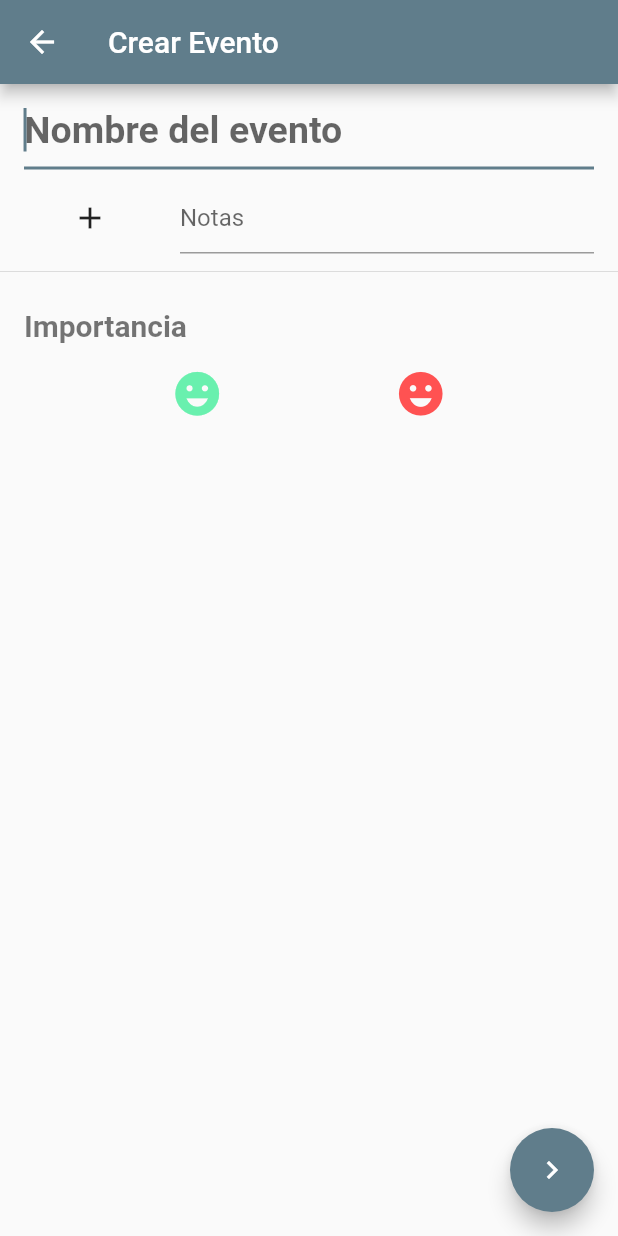
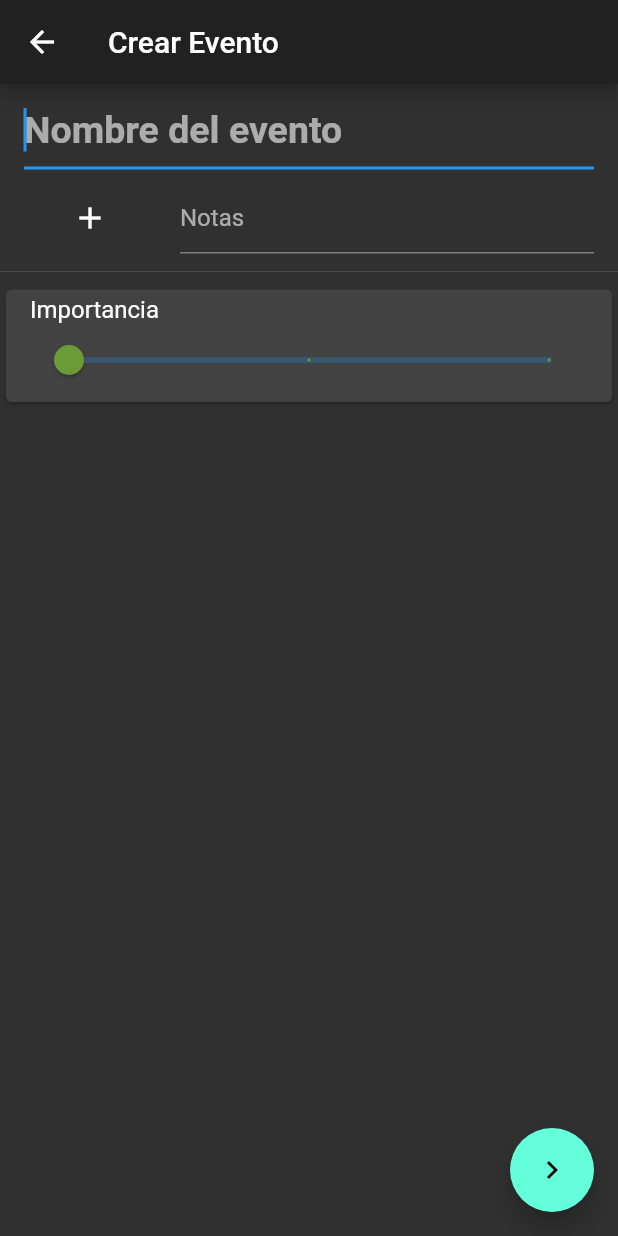
Before and after one commit to LucasNahuelGarcia/scheduler, a Flutter app: the screen it shows after launch, after a tap on the "add" icon, on a phone screen of 412 x 824 dp. Run offline on Flutter 3.47's test engine with Material 2 defaults, Android fonts, the phone set to English and light mode, and no system bars.

Commit message:
Cambie la apariencia Aplique el modelo provider a StorageManager y temaEventos con un Multiprovider

```diff
--- a/lib/src/app.dart
+++ b/lib/src/app.dart
@@ -1,14 +1,25 @@
 import 'package:flutter/material.dart';
+import 'package:provider/provider.dart';
+import 'package:scheduler/src/io/TemaEventos/TemaEventos.dart';
 import 'package:scheduler/src/io/vistas/ListaEventos.dart';
 import 'package:scheduler/src/io/vistas/CrearEvento.dart';
+import 'package:scheduler/src/storage/storage.dart';
 
 class MyApp extends StatelessWidget {
   @override
   Widget build(BuildContext context) {
-    return MaterialApp(
+    return MultiProvider(
+      providers: [
+        ChangeNotifierProvider<StorageManager>(
+          create: (context) => StorageManager(),
+        ),
+        Provider(
+          create: (context) => TemaEventos(),
+        ),
+      ],
+      child: MaterialApp(
         theme: ThemeData(
-        brightness: Brightness.light,
-        primarySwatch: Colors.blueGrey,
+          brightness: Brightness.dark,
         ),
         title: 'Scheduler',
         home: ListaEventos(),
@@ -16,6 +27,7 @@ class MyApp extends StatelessWidget {
           "ListaEventos": (BuildContext context) => ListaEventos(),
           "CrearEvento": (BuildContext context) => CrearEvento(),
         },
+      ),
     );
   }
 }
--- /dev/null
+++ b/lib/src/io/TemaEventos/TemaEventos.dart
@@ -0,0 +1,9 @@
+import 'package:flutter/material.dart';
+
+class TemaEventos {
+  final List<Color> colores = [
+    Color(0xff6b9b37),
+    Color(0xffc9bc1f),
+    Color(0xffb61827),
+  ];
+}
--- a/lib/src/io/vistas/CrearEvento.dart
+++ b/lib/src/io/vistas/CrearEvento.dart
@@ -1,17 +1,15 @@
 import 'package:flutter/material.dart';
+import 'package:provider/provider.dart';
+import 'package:scheduler/src/io/TemaEventos/TemaEventos.dart';
 import 'package:scheduler/src/io/vistas/FechaEvento.dart';
 import 'package:scheduler/src/storage/Evento/Evento.dart';
 import 'package:scheduler/src/storage/storage.dart';
 
 class CrearEvento extends StatelessWidget {
   final _globalKey = new GlobalKey<FormState>();
-  final _evento = new Evento();
+  final _evento = new Evento(titulo: "", eventBehaviour: null, importancia: 0);
 
-  @override
-  Widget build(BuildContext context) {
-    FocusNode focusNode = FocusNode();
-
-    void submitForm() {
+  void submitForm(BuildContext context) {
     if (_globalKey.currentState.validate()) {
       _globalKey.currentState.save();
       Navigator.of(context)
@@ -23,7 +21,8 @@ class CrearEvento extends StatelessWidget {
           .then(
         (value) {
           if (value != null) {
-              StorageManager.instancia.addEvento(_evento);
+            Provider.of<StorageManager>(context, listen: false)
+                .addEvento(_evento);
             Navigator.of(context).pop();
           }
         },
@@ -31,9 +30,13 @@ class CrearEvento extends StatelessWidget {
     }
   }
 
+  @override
+  Widget build(BuildContext context) {
+    FocusNode focusNode = FocusNode();
+
     return Scaffold(
       floatingActionButton: FloatingActionButton(
-        onPressed: () => submitForm(),
+        onPressed: () => submitForm(context),
         child: Icon(Icons.navigate_next),
       ),
       appBar: AppBar(
@@ -72,20 +75,16 @@ class CrearEvento extends StatelessWidget {
               ),
             ),
             Divider(),
-            ListTile(
+            Card(
+              child: ListTile(
                 title: Text(
                   "Importancia",
-                style: TextStyle(
-                  fontWeight: FontWeight.bold,
-                  fontSize: 20,
-                  color: Colors.black54,
+                ),
+                subtitle: SelectorImportanciaEvento(
+                  colores: Provider.of<TemaEventos>(context).colores,
+                  onChanged: (val) => _evento.importancia = val,
                 ),
               ),
-            ),
-            SelectorImportanciaEvento(
-              cantiadElementos: 2,
-              colorCalmado: Colors.greenAccent,
-              colorUrgente: Colors.redAccent,
             ),
           ],
         ),
@@ -94,40 +93,49 @@ class CrearEvento extends StatelessWidget {
   }
 }
 
-class SelectorImportanciaEvento extends StatelessWidget {
-  final int cantiadElementos;
-  final Color colorCalmado;
-  final Color colorUrgente;
-  SelectorImportanciaEvento(
-      {this.cantiadElementos, this.colorCalmado, this.colorUrgente});
+class SelectorImportanciaEvento extends StatefulWidget {
+  final List<Color> colores;
+  final Function(int val) onChanged;
 
-  List<Widget> _crearElementos() {
-    List<Widget> elementos = List<Widget>();
-
-    for (int i = 0; i < cantiadElementos; i++) {
-      elementos.add(
-        Icon(
-          Icons.emoji_emotions,
-          size: 35,
-          color: Color.lerp(
-            colorCalmado,
-            colorUrgente,
-            i / (cantiadElementos - 1),
-          ),
-        ),
-      );
-
-      print(cantiadElementos / (i + 1));
-    }
-
-    return elementos;
-  }
+  SelectorImportanciaEvento({
+    @required this.colores,
+    @required this.onChanged,
+  });
 
   @override
-  Widget build(BuildContext context) {
-    return Row(
-      mainAxisAlignment: MainAxisAlignment.spaceEvenly,
-      children: _crearElementos(),
+  State<StatefulWidget> createState() {
+    return StateSelectorImportanciaEvento(
+      colores: colores,
+      onChanged: onChanged,
     );
   }
 }
+
+class StateSelectorImportanciaEvento extends State<SelectorImportanciaEvento> {
+  final List<Color> colores;
+  final Function(int val) onChanged;
+
+  StateSelectorImportanciaEvento({
+    @required this.colores,
+    @required this.onChanged,
+  });
+
+  double _value = 0;
+  @override
+  Widget build(BuildContext context) {
+    return Slider(
+      label: "Importancia",
+      activeColor: colores[_value.toInt()],
+      value: _value.toDouble(),
+      divisions: colores.length - 1,
+      onChanged: (v) {
+        setState(() {
+          _value = v;
+        });
+        onChanged(v.toInt());
+      },
+      min: 0,
+      max: colores.length.toDouble() - 1,
+    );
+  }
+}
--- a/lib/src/io/vistas/ListaEventos.dart
+++ b/lib/src/io/vistas/ListaEventos.dart
@@ -20,11 +20,8 @@ class ListaEventos extends StatelessWidget {
           SliverAppBar(
             title: Text("Proximos Eventos"),
           ),
-          ChangeNotifierProvider<StorageManager>(
-            child: Consumer<StorageManager>(
-              builder: (context, model, _) => ProximosEventos(model.eventos),
-            ),
-            create: (BuildContext context) => StorageManager.instancia,
+          Consumer<StorageManager>(
+            builder: (context, model, _) => ProximosEventos(model.eventos),
           ),
         ],
       ),
--- a/lib/src/storage/Evento/Evento.dart
+++ b/lib/src/storage/Evento/Evento.dart
@@ -1,3 +1,4 @@
+import 'package:flutter/material.dart';
 import 'package:scheduler/src/storage/Evento/EventBehaviour.dart';
 
 enum TipoDeEvento {
@@ -6,9 +7,14 @@ enum TipoDeEvento {
 }
 
 class Evento {
-  String titulo;
+  String titulo = "evento sin titulo";
+  int importancia = 0;
 
   EventBehaviour eventBehaviour;
 
-  Evento({this.titulo, this.eventBehaviour});
+  Evento({
+    @required this.titulo,
+    @required this.eventBehaviour,
+    @required this.importancia,
+  });
 }
--- a/lib/src/storage/storage.dart
+++ b/lib/src/storage/storage.dart
@@ -3,21 +3,6 @@ import 'package:flutter/material.dart';
 import 'Evento/Evento.dart';
 
 class StorageManager extends ChangeNotifier {
-  static StorageManager _instancia;
-
-  StorageManager._() {
-    if (_instancia == null)
-      _instancia = this;
-    else
-      this.dispose();
-  }
-
-  static StorageManager get instancia {
-    if (_instancia == null) _instancia = new StorageManager._();
-
-    return _instancia;
-  }
-
   final List<Evento> _eventos = new List();
   List<Evento> get eventos => _eventos;
 
--- a/pubspec.yaml
+++ b/pubspec.yaml
@@ -1,5 +1,5 @@
 name: scheduler
-description: A new Flutter project.
+description: El mejor organizador para tu vida.
 
 # The following line prevents the package from being accidentally published to
 # pub.dev using `pub publish`. This is preferred for private packages.
@@ -21,7 +21,6 @@ environment:
   sdk: ">=2.7.0 <3.0.0"
 
 dependencies:
-  rxdart: ^0.25.0
   provider: ^4.3.3
   flutter:
     sdk: flutter
```
Also changed, not shown: lib/src/io/componentesVista/CardEvento.dart (+21 -20 lines), lib/src/io/componentesVista/Fecha.dart (+2 -10 lines), lib/src/io/componentesVista/SeparadorConFecha.dart (+6 -3 lines), pubspec.lock, 1 other file. Lines whose indentation alone changed are shown as unchanged.
